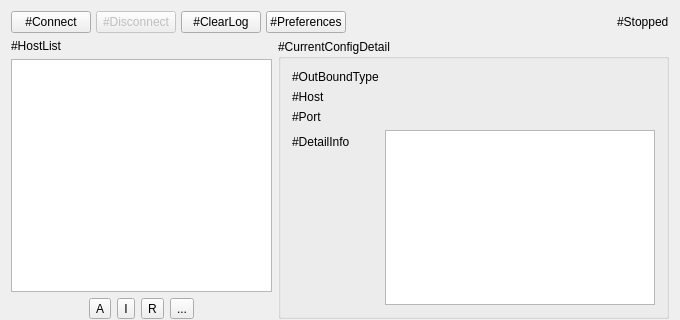
darsvador/qvssr, file src/w_MainWindow.ui: the form before one commit; both pictures show x 0 to 680 and y 0 to 320 of the 680 by 553 pixel window.
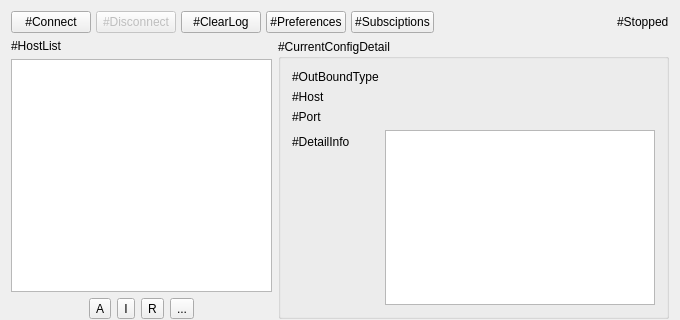
The form after the commit. Icons and pictures are not drawn.

The edit to the form file:
```diff
--- a/src/w_MainWindow.ui
+++ b/src/w_MainWindow.ui
@@ -37,7 +37,7 @@
    </property>
    <layout class="QGridLayout" name="gridLayout" columnstretch="2,3">
     <item row="0" column="0" colspan="2">
-     <layout class="QHBoxLayout" name="horizontalLayout" stretch="1,1,1,0,0,0">
+     <layout class="QHBoxLayout" name="horizontalLayout" stretch="1,1,1,0,0,0,0">
       <property name="spacing">
        <number>5</number>
       </property>
@@ -72,6 +72,13 @@
         </property>
        </widget>
       </item>
+      <item>
+       <widget class="QPushButton" name="pushButton">
+        <property name="text">
+         <string>#Subsciptions</string>
+        </property>
+       </widget>
+      </item>
       <item>
        <spacer name="horizontalSpacer">
         <property name="orientation">
```
